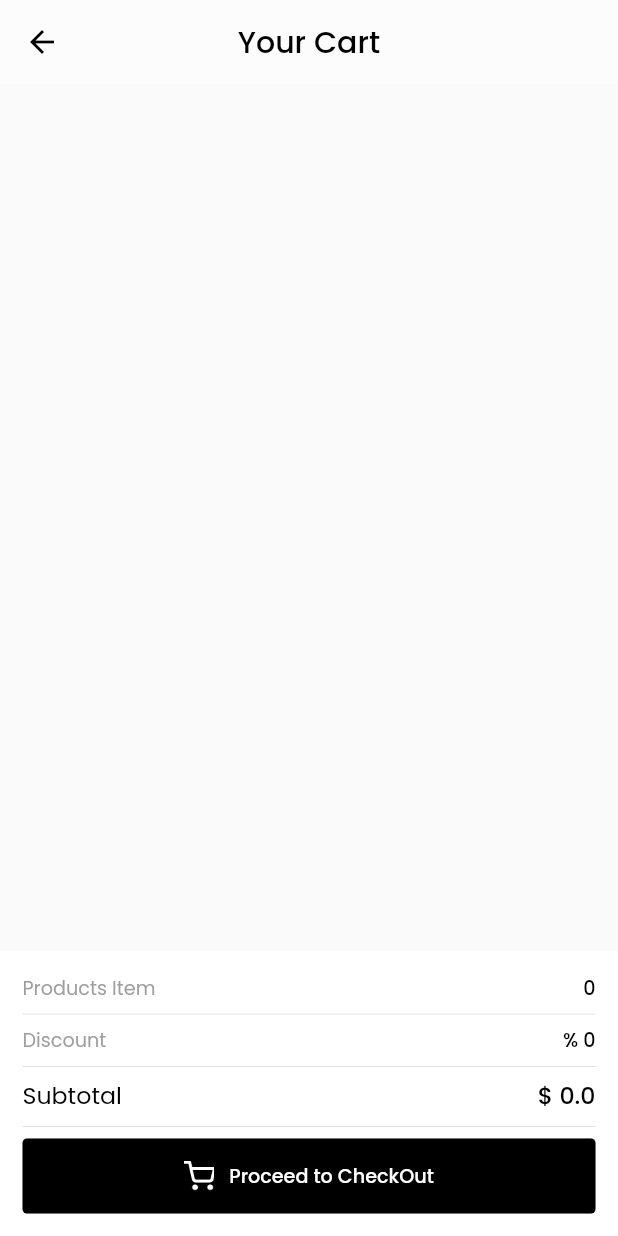
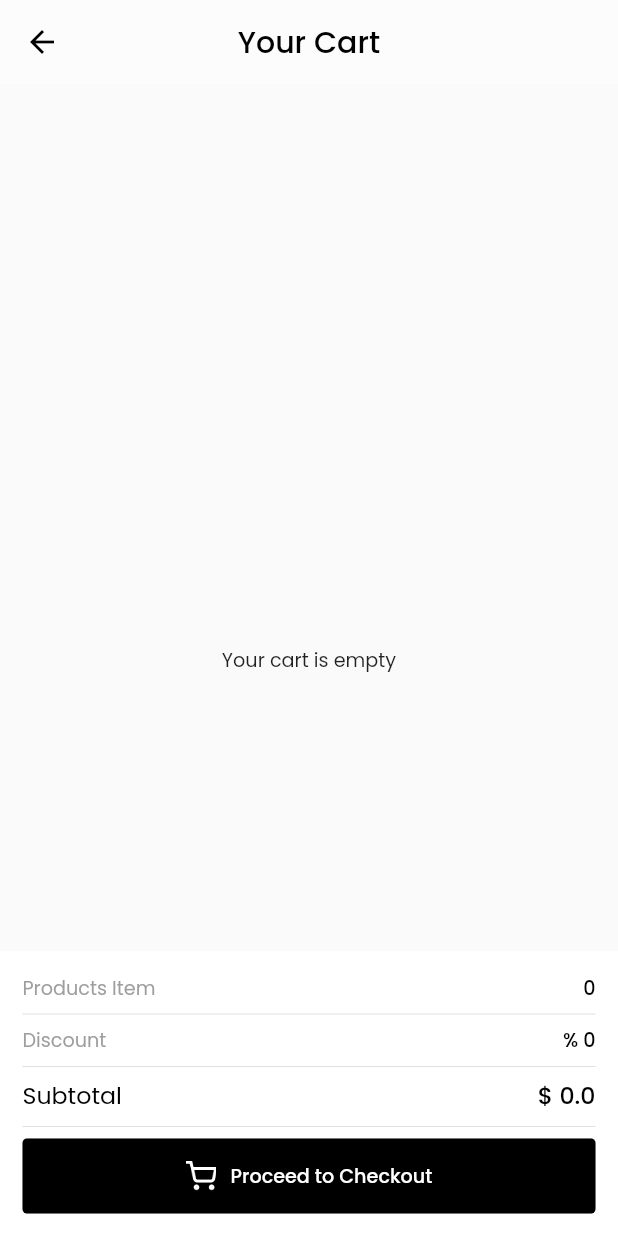
Before and after one commit to nroV/Flutter-Ecommerce, a Flutter app: the CartScreen screen opened directly, on a phone screen of 412 x 824 dp. Run offline on Flutter 3.47's test engine with Material 2 defaults, Android fonts, the phone set to English and light mode, and no system bars; our stand-ins replace badges, bloc, carousel_indicator, carousel_slider, country_picker, equatable and 8 more; missing offline and left inert: flutter_stripe; accounts and stored records are empty; project files that could hold a hidden picture were left out.

Commit message:
doing checkoutscreen

```diff
--- a/lib/viewmodel/cart/cart_event.dart
+++ b/lib/viewmodel/cart/cart_event.dart
@@ -12,7 +12,14 @@ class CartToAdd extends CartEvent{
 
 }
 
+class CartRemoveAll extends CartEvent{
+  CartItem? cartitem;
 
+
+  CartRemoveAll({this.cartitem});
+
+
+}
 class CartToRemove extends CartEvent{
   CartItem? cartitem;
 
--- a/lib/views/order/Cart.dart
+++ b/lib/views/order/Cart.dart
@@ -7,8 +7,18 @@ import '../../model/Product/CartModel.dart';
 import '../widget/Product/CustomButton.dart';
 import 'package:flutter_bloc/flutter_bloc.dart';
 
-class CartScreen extends StatelessWidget {
+import 'Checkout.dart';
+
+class CartScreen extends StatefulWidget {
   const CartScreen({Key? key}) : super(key: key);
+
+  @override
+  State<CartScreen> createState() => _CartScreenState();
+}
+
+class _CartScreenState extends State<CartScreen> {
+
+
 
   @override
   Widget build(BuildContext context) {
@@ -29,9 +39,24 @@ class CartScreen extends StatelessWidget {
           child: BlocConsumer<CartBloc, AllCart>(
             listener: (context, state) {
               // TODO: implement listener
+              print(state.itemcart?.length);
+
+              // ScaffoldMessenger.of(context).hideCurrentSnackBar();
+
+                // ScaffoldMessenger.of(context).showSnackBar(SnackBar(content:Text("Added to cart") ));
+
+
+
             },
             builder: (context, state) {
-              return ListView.builder(
+              return
+                state.itemcart?.length == 0 ?
+                  Center(
+                    child: Text("Your cart is empty",style: TextStyle(
+                      fontSize: 12.8
+                    ),),
+                  ) :
+             ListView.builder(
                 itemCount: state.itemcart?.length ?? 0,
 
                 itemBuilder: (context, index) {
@@ -54,8 +79,24 @@ class CartScreen extends StatelessWidget {
                         children: [
 
                           Text('${cart.producttitle}'),
-                          Icon(
-                            Icons.delete, color: Color(0xffC73737), size: 17,),
+                          InkWell(
+                            onTap: () {
+                              BlocProvider.of<CartBloc>(
+                                  context, listen: false).add(
+                                  CartRemoveAll(cartitem: CartItem(
+                                    discount: cart.discount,
+                                    qty: cart.qty,
+                                    productid: cart.productid,
+                                    attribution: cart.attribution,
+                                    imgurl: cart.imgurl,
+                                    price: cart.price,
+                                    producttitle: cart.producttitle,
+
+                                  )));
+                            },
+                            child: Icon(
+                              Icons.delete, color: Color(0xffC73737), size: 17,),
+                          ),
                         ],
                       ),
                       subtitle: Column(
@@ -141,8 +182,10 @@ class CartScreen extends StatelessWidget {
         },
         builder: (context, state) {
           double total = 0;
+          var qtytotal = 0;
           state.itemcart?.forEach((element) {
             total += (element!.price * element.qty);
+            qtytotal += element!.qty!;
 
           });
           return Container(
@@ -202,9 +245,51 @@ class CartScreen extends StatelessWidget {
                   ],
                 ),
                 Divider(),
-                CustomButton(bgcolor: Colors.black,
-                  textbtn: 'Proceed to CheckOut',
-                  logo: 'assets/logo/shopping-cart.png',),
+           ElevatedButton(
+
+              onPressed: () {
+            print("Press click");
+            Navigator.push(context, MaterialPageRoute(
+              fullscreenDialog: true,
+              builder: (context) {
+              return Checkout(cartitem: state.itemcart,
+
+              discount: 0,
+                qtytotal: qtytotal,
+                subtotal: total,
+
+              );
+            },));
+
+
+
+          },
+          style: ElevatedButton.styleFrom(
+          backgroundColor:Colors.black,
+          elevation: 0,
+          padding: EdgeInsets.all(15),
+          shape: RoundedRectangleBorder(
+          side: BorderSide(color: Colors.black.withOpacity(0.14)),
+          borderRadius: BorderRadius.circular(3)
+          )
+          ),
+          child: Row(
+          mainAxisAlignment: MainAxisAlignment.center,
+          children: [
+
+          Image.asset('assets/logo/shopping-cart.png',
+          width: 20,
+          height: 20,
+          fit: BoxFit.cover,
+
+          ),
+          SizedBox(width: 10,),
+          Text("Proceed to Checkout",style: TextStyle(
+          fontSize: 12.8,
+
+          ),)
+          ],
+          ))
 
               ],
             ),
@@ -303,4 +388,11 @@ class CartScreen extends StatelessWidget {
 
     );
   }
+
+  PushScreen(BuildContext context) {
+
+    Navigator.push(context, MaterialPageRoute(builder: (context) {
+      return Checkout();
+    },));
+  }
 }
--- a/lib/views/widget/Product/CustomButton.dart
+++ b/lib/views/widget/Product/CustomButton.dart
@@ -35,8 +35,9 @@ class _CustomButtonState extends State<CustomButton> {
     return ElevatedButton(
 
         onPressed: () {
-         print('press press');
-         widget?.function;
+          print("Press click");
+
+           widget?.function;
         },
         style: ElevatedButton.styleFrom(
             backgroundColor: widget.bgcolor,
```
Also changed, not shown: lib/viewmodel/cart/cart_bloc.dart (+28 -9 lines), lib/views/client/product/Product.dart (+12 -2 lines), lib/views/order/Checkout.dart (+31 -12 lines).
